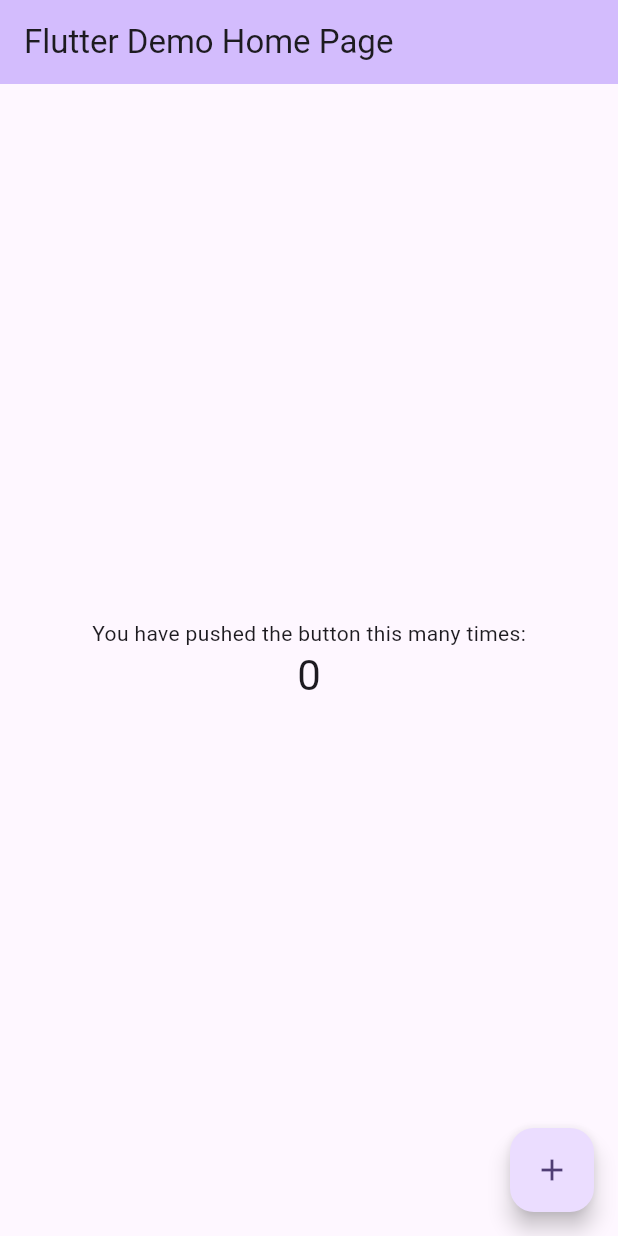
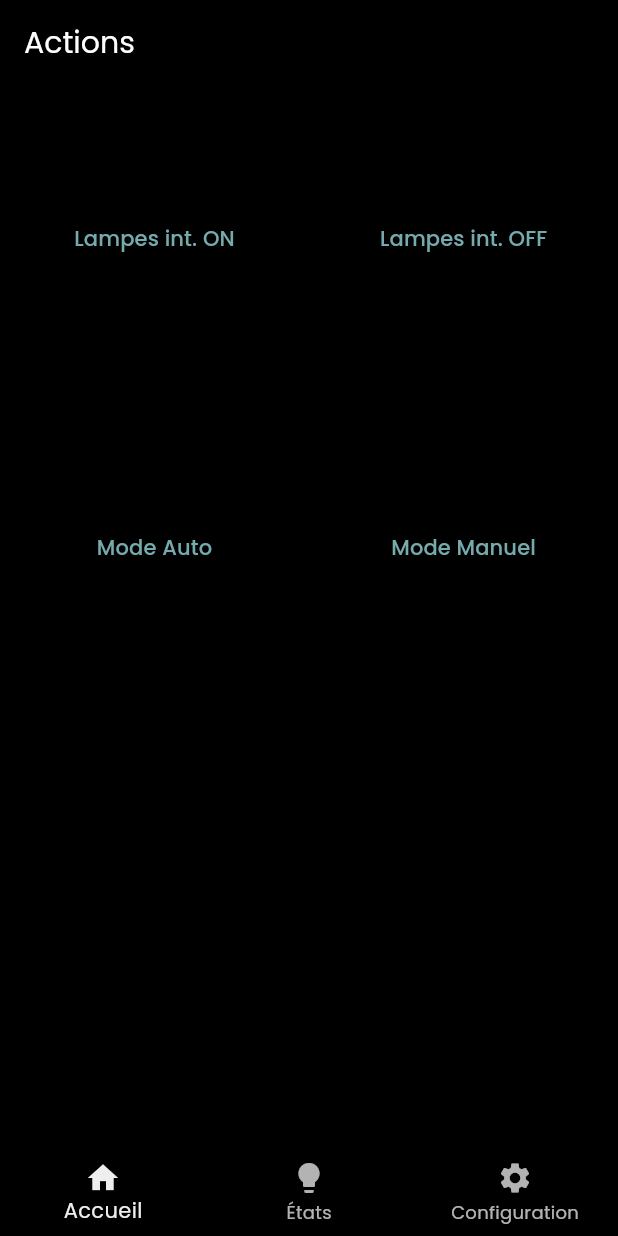
Before and after one commit to BlakvGhost/control_esp32_project, a Flutter app: the screen it shows after launch, on a phone screen of 412 x 824 dp. Run offline on Flutter 3.47's test engine with Material 3 defaults, Android fonts, the phone set to English and light mode, and no system bars; our stand-ins replace google_fonts, shared_preferences.

Commit message:
add basics screen

```diff
--- a/lib/main.dart
+++ b/lib/main.dart
@@ -1,4 +1,8 @@
+import 'package:control/themes/app_theme.dart';
 import 'package:flutter/material.dart';
+import 'screens/home.dart';
+import 'screens/status.dart';
+import 'screens/settings.dart';
 
 void main() {
   runApp(const MyApp());
@@ -7,119 +11,51 @@ void main() {
 class MyApp extends StatelessWidget {
   const MyApp({super.key});
 
-  // This widget is the root of your application.
   @override
   Widget build(BuildContext context) {
     return MaterialApp(
-      title: 'Flutter Demo',
-      theme: ThemeData(
-        // This is the theme of your application.
-        //
-        // TRY THIS: Try running your application with "flutter run". You'll see
-        // the application has a purple toolbar. Then, without quitting the app,
-        // try changing the seedColor in the colorScheme below to Colors.green
-        // and then invoke "hot reload" (save your changes or press the "hot
-        // reload" button in a Flutter-supported IDE, or press "r" if you used
-        // the command line to start the app).
-        //
-        // Notice that the counter didn't reset back to zero; the application
-        // state is not lost during the reload. To reset the state, use hot
-        // restart instead.
-        //
-        // This works for code too, not just values: Most code changes can be
-        // tested with just a hot reload.
-        colorScheme: ColorScheme.fromSeed(seedColor: Colors.deepPurple),
-        useMaterial3: true,
-      ),
-      home: const MyHomePage(title: 'Flutter Demo Home Page'),
+      debugShowCheckedModeBanner: false,
+      theme: AppTheme.lightTheme,
+      darkTheme: AppTheme.darkTheme,
+      themeMode: ThemeMode.dark,
+      home: const MainScreen(),
     );
   }
 }
 
-class MyHomePage extends StatefulWidget {
-  const MyHomePage({super.key, required this.title});
-
-  // This widget is the home page of your application. It is stateful, meaning
-  // that it has a State object (defined below) that contains fields that affect
-  // how it looks.
-
-  // This class is the configuration for the state. It holds the values (in this
-  // case the title) provided by the parent (in this case the App widget) and
-  // used by the build method of the State. Fields in a Widget subclass are
-  // always marked "final".
-
-  final String title;
+class MainScreen extends StatefulWidget {
+  const MainScreen({super.key});
 
   @override
-  State<MyHomePage> createState() => _MyHomePageState();
+  MainScreenState createState() => MainScreenState();
 }
 
-class _MyHomePageState extends State<MyHomePage> {
-  int _counter = 0;
-
-  void _incrementCounter() {
-    setState(() {
-      // This call to setState tells the Flutter framework that something has
-      // changed in this State, which causes it to rerun the build method below
-      // so that the display can reflect the updated values. If we changed
-      // _counter without calling setState(), then the build method would not be
-      // called again, and so nothing would appear to happen.
-      _counter++;
-    });
-  }
+class MainScreenState extends State<MainScreen> {
+  int _currentIndex = 0;
+  final List<Widget> _screens = [
+    HomeScreen(),
+    StatusScreen(),
+    SettingsScreen()
+  ];
 
   @override
   Widget build(BuildContext context) {
-    // This method is rerun every time setState is called, for instance as done
-    // by the _incrementCounter method above.
-    //
-    // The Flutter framework has been optimized to make rerunning build methods
-    // fast, so that you can just rebuild anything that needs updating rather
-    // than having to individually change instances of widgets.
     return Scaffold(
-      appBar: AppBar(
-        // TRY THIS: Try changing the color here to a specific color (to
-        // Colors.amber, perhaps?) and trigger a hot reload to see the AppBar
-        // change color while the other colors stay the same.
-        backgroundColor: Theme.of(context).colorScheme.inversePrimary,
-        // Here we take the value from the MyHomePage object that was created by
-        // the App.build method, and use it to set our appbar title.
-        title: Text(widget.title),
+      body: _screens[_currentIndex],
+      bottomNavigationBar: BottomNavigationBar(
+        currentIndex: _currentIndex,
+        onTap: (index) {
+          setState(() {
+            _currentIndex = index;
+          });
+        },
+        items: const [
+          BottomNavigationBarItem(icon: Icon(Icons.home), label: 'Accueil'),
+          BottomNavigationBarItem(icon: Icon(Icons.lightbulb), label: 'États'),
+          BottomNavigationBarItem(
+              icon: Icon(Icons.settings), label: 'Configuration'),
+        ],
       ),
-      body: Center(
-        // Center is a layout widget. It takes a single child and positions it
-        // in the middle of the parent.
-        child: Column(
-          // Column is also a layout widget. It takes a list of children and
-          // arranges them vertically. By default, it sizes itself to fit its
-          // children horizontally, and tries to be as tall as its parent.
-          //
-          // Column has various properties to control how it sizes itself and
-          // how it positions its children. Here we use mainAxisAlignment to
-          // center the children vertically; the main axis here is the vertical
-          // axis because Columns are vertical (the cross axis would be
-          // horizontal).
-          //
-          // TRY THIS: Invoke "debug painting" (choose the "Toggle Debug Paint"
-          // action in the IDE, or press "p" in the console), to see the
-          // wireframe for each widget.
-          mainAxisAlignment: MainAxisAlignment.center,
-          children: <Widget>[
-            const Text(
-              'You have pushed the button this many times:',
-            ),
-            Text(
-              '$_counter',
-              style: Theme.of(context).textTheme.headlineMedium,
-            ),
-          ],
-        ),
-      ),
-      floatingActionButton: FloatingActionButton(
-        onPressed: _incrementCounter,
-        tooltip: 'Increment',
-        child: const Icon(Icons.add),
-      ), // This trailing comma makes auto-formatting nicer for build methods.
     );
   }
 }
--- /dev/null
+++ b/lib/screens/home.dart
@@ -0,0 +1,46 @@
+import 'package:flutter/material.dart';
+import '../services/api_service.dart';
+
+class HomeScreen extends StatelessWidget {
+  const HomeScreen({super.key});
+
+  @override
+  Widget build(BuildContext context) {
+    return Scaffold(
+      appBar: AppBar(title: const Text('Actions')),
+      body: Center(
+        child: GridView.count(
+          crossAxisCount: 2,
+          children: const [
+            ActionButton(
+                label: 'Lampes int. ON', action: ApiService.turnOnInternal),
+            ActionButton(
+                label: 'Lampes int. OFF', action: ApiService.turnOffInternal),
+            ActionButton(label: 'Mode Auto', action: ApiService.setModeAuto),
+            ActionButton(
+                label: 'Mode Manuel', action: ApiService.setModeManual),
+          ],
+        ),
+      ),
+    );
+  }
+}
+
+class ActionButton extends StatelessWidget {
+  final String label;
+  final Function action;
+
+  const ActionButton({super.key, required this.label, required this.action});
+
+  @override
+  Widget build(BuildContext context) {
+    return ElevatedButton(
+      onPressed: () async {
+        await action();
+        ScaffoldMessenger.of(context)
+            .showSnackBar(SnackBar(content: Text('$label exécuté !')));
+      },
+      child: Text(label),
+    );
+  }
+}
--- /dev/null
+++ b/lib/themes/app_theme.dart
@@ -0,0 +1,112 @@
+import 'package:flutter/material.dart';
+import 'package:google_fonts/google_fonts.dart';
+
+class AppTheme {
+  static const Color primaryColor = Color(0xFF76abae);
+  static const Color secondaryColor = Color(0xFF000000);
+  static const Color backgroundColor = Color(0xFFeeeeee);
+  static const Color whiteColor = Color(0xFFeeeeee);
+
+  static ThemeData get lightTheme {
+    return ThemeData(
+      primaryColor: primaryColor,
+      scaffoldBackgroundColor: backgroundColor,
+      brightness: Brightness.light,
+      appBarTheme: AppBarTheme(
+        backgroundColor: secondaryColor,
+        iconTheme: const IconThemeData(color: Colors.white),
+        titleTextStyle: GoogleFonts.poppins(color: Colors.white, fontSize: 20),
+      ),
+      colorScheme: const ColorScheme.light(
+        primary: primaryColor,
+        secondary: secondaryColor,
+        surface: backgroundColor,
+      ),
+      inputDecorationTheme: InputDecorationTheme(
+        filled: true,
+        fillColor: Colors.white,
+        contentPadding:
+            const EdgeInsets.symmetric(vertical: 15, horizontal: 20),
+        border: OutlineInputBorder(
+          borderRadius: BorderRadius.circular(10),
+          borderSide: BorderSide(color: Colors.grey.shade300, width: 1.0),
+        ),
+        enabledBorder: OutlineInputBorder(
+          borderRadius: BorderRadius.circular(10),
+          borderSide: BorderSide(color: Colors.grey.shade300, width: 1.0),
+        ),
+        focusedBorder: OutlineInputBorder(
+          borderRadius: BorderRadius.circular(10),
+          borderSide: const BorderSide(color: primaryColor, width: 1.5),
+        ),
+        errorBorder: OutlineInputBorder(
+          borderRadius: BorderRadius.circular(10),
+          borderSide: const BorderSide(color: Colors.red, width: 1.5),
+        ),
+        disabledBorder: OutlineInputBorder(
+          borderRadius: BorderRadius.circular(10),
+          borderSide: BorderSide(color: Colors.grey.shade200, width: 1.0),
+        ),
+      ),
+      textTheme: GoogleFonts.poppinsTextTheme(
+        ThemeData.light().textTheme.copyWith(
+              bodyMedium: const TextStyle(color: Colors.black),
+            ),
+      ),
+      useMaterial3: true,
+    );
+  }
+
+  static ThemeData get darkTheme {
+    return ThemeData(
+      primaryColor: primaryColor,
+      scaffoldBackgroundColor: secondaryColor,
+      brightness: Brightness.dark,
+      bottomNavigationBarTheme: const BottomNavigationBarThemeData(
+        backgroundColor: secondaryColor,
+      ),
+      appBarTheme: AppBarTheme(
+        backgroundColor: secondaryColor,
+        iconTheme: const IconThemeData(color: Colors.white),
+        titleTextStyle: GoogleFonts.poppins(color: Colors.white, fontSize: 20),
+      ),
+      colorScheme: const ColorScheme.dark(
+        primary: primaryColor,
+        secondary: backgroundColor,
+        surface: secondaryColor,
+      ),
+      inputDecorationTheme: InputDecorationTheme(
+        filled: true,
+        fillColor: Colors.grey.shade800,
+        contentPadding:
+            const EdgeInsets.symmetric(vertical: 15, horizontal: 20),
+        border: OutlineInputBorder(
+          borderRadius: BorderRadius.circular(10),
+          borderSide: BorderSide(color: Colors.grey.shade700, width: 1.0),
+        ),
+        enabledBorder: OutlineInputBorder(
+          borderRadius: BorderRadius.circular(10),
+          borderSide: BorderSide(color: Colors.grey.shade700, width: 1.0),
+        ),
+        focusedBorder: OutlineInputBorder(
+          borderRadius: BorderRadius.circular(10),
+          borderSide: const BorderSide(color: primaryColor, width: 1.5),
+        ),
+        errorBorder: OutlineInputBorder(
+          borderRadius: BorderRadius.circular(10),
+          borderSide: const BorderSide(color: Colors.red, width: 1.5),
+        ),
+        disabledBorder: OutlineInputBorder(
+          borderRadius: BorderRadius.circular(10),
+          borderSide: BorderSide(color: Colors.grey.shade600, width: 1.0),
+        ),
+      ),
+      textTheme: GoogleFonts.poppinsTextTheme(
+        ThemeData.dark().textTheme.copyWith(
+              bodyMedium: const TextStyle(color: Colors.white),
+            ),
+      ),
+      useMaterial3: true,
+    );
+  }
+}
--- a/pubspec.yaml
+++ b/pubspec.yaml
@@ -35,6 +35,9 @@ dependencies:
   # The following adds the Cupertino Icons font to your application.
   # Use with the CupertinoIcons class for iOS style icons.
   cupertino_icons: ^1.0.8
+  shared_preferences: ^2.3.3
+  http: ^1.2.2
+  google_fonts: ^6.2.1
 
 dev_dependencies:
   flutter_test:
```
Also changed, not shown: lib/screens/settings.dart (added, +54 -0 lines), lib/screens/status.dart (added, +64 -0 lines), lib/services/api_service.dart (added, +47 -0 lines), pubspec.lock.
